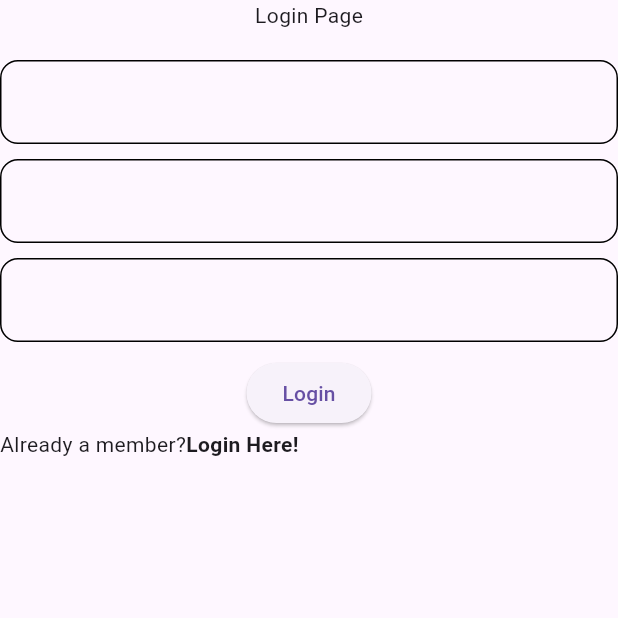
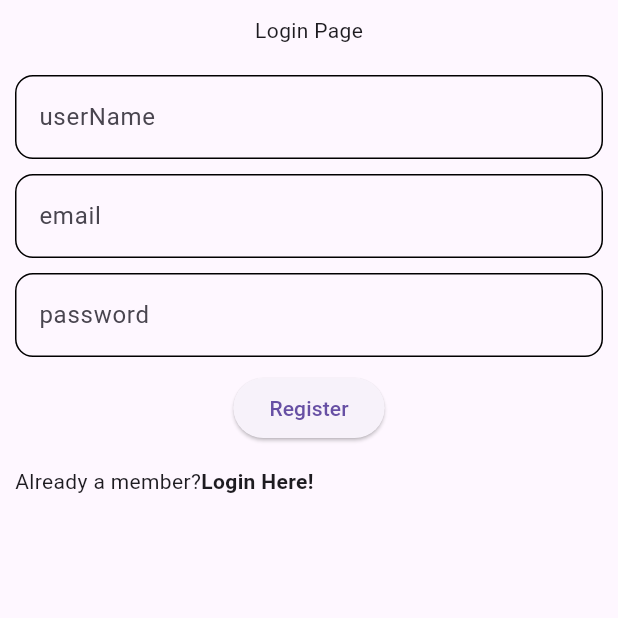
Before and after one commit to Prasannata1Baniya/food_delivery_app, a Flutter app: the screen it shows after launch, after a tap on "Register Here!", on a phone screen of 412 x 824 dp, the top half of it. Run offline on Flutter 3.47's test engine with Material 3 defaults, Android fonts, the phone set to English and light mode, and no system bars; our stand-ins replace cloud_firestore, curved_navigation_bar, equatable, firebase_auth, firebase_core, firebase_storage and 2 more; accounts and stored records are empty.

Commit message:
Initial Commit

```diff
--- a/lib/features/auth/presentation/pages/login_page.dart
+++ b/lib/features/auth/presentation/pages/login_page.dart
@@ -1,5 +1,6 @@
 import 'package:e_commerce_app/features/auth/presentation/cubits/auth_cubit.dart';
 import 'package:e_commerce_app/features/auth/presentation/widgets/text_field.dart';
+import 'package:e_commerce_app/features/constants/text_font.dart';
 import 'package:flutter/material.dart';
 import 'package:flutter_bloc/flutter_bloc.dart';
 
@@ -17,8 +18,8 @@ class _LoginPageState extends State<LoginPage> {
   final TextEditingController passwordController=TextEditingController();
 
   void login(){
-    final String email=emailController.text;
-    final String password=passwordController.text;
+    final String email=emailController.text.trim();
+    final String password=passwordController.text.trim();
 
     final authCubit=context.read<AuthCubit>();
     if(email.isNotEmpty && password.isNotEmpty){
@@ -64,14 +65,18 @@ class _LoginPageState extends State<LoginPage> {
     );
     }
 
-    Column mobile(){
-    return Column(
+    Container mobile(){
+    return Container(
+      margin:const  EdgeInsets.all(10),
+      child: Column(
         children: [
-        const Text("Login Page"),
+           Text("Login Page",style: BoldTextStyle.poppins,),
           const SizedBox(height: 20,),
-        textField(false, emailController),
+          const Text("Email"),
+          textField(false, emailController,'email'),
           const SizedBox(height: 10,),
-        textField(true, passwordController),
+          const Text("Password"),
+          textField(true, passwordController,'password'),
           const SizedBox(height: 10,),
           ElevatedButton(
               onPressed: login,
@@ -82,11 +87,13 @@ class _LoginPageState extends State<LoginPage> {
               const Text("Not register?"),
               GestureDetector(
                   onTap: widget.onTap,
-                child: const Text("Register Here!")
+                  child: const Text("Register Here!",
+                    style: TextStyle(fontWeight: FontWeight.bold),)
               ),
             ],
           )
         ],
+      ),
     );
     }
   }
--- a/lib/features/auth/presentation/pages/sign_up_page.dart
+++ b/lib/features/auth/presentation/pages/sign_up_page.dart
@@ -17,9 +17,9 @@ class _RegisterPageState extends State<RegisterPage> {
   final TextEditingController passwordController = TextEditingController();
 
   void register() {
-    final name = nameController.text;
-    final email = nameController.text;
-    final password = nameController.text;
+    final name = nameController.text.trim();
+    final email = nameController.text.trim();
+    final password = nameController.text.trim();
     final authCubit = context.read<AuthCubit>();
 
     if (name.isNotEmpty && email.isNotEmpty && password.isNotEmpty) {
@@ -62,22 +62,26 @@ class _RegisterPageState extends State<RegisterPage> {
     );
   }
 
-  Column mobile() {
-    return Column(
+  Container mobile() {
+    return Container(
+      margin: const EdgeInsets.all(10),
+      child: Column(
           children: [
             const Text("Login Page"),
             const SizedBox(height: 20,),
-          textField(false, nameController),
+            textField(false, nameController,'userName'),
             const SizedBox(height: 10,),
-          textField(false, emailController),
+            textField(false, emailController,'email'),
             const SizedBox(height: 10,),
-          textField(true, passwordController),
+            textField(true, passwordController,'password'),
             const SizedBox(height: 10,),
             ElevatedButton(
                 onPressed: register,
-              child: const Text("Login")
+                child: const Text("Register")
             ),
+            const SizedBox(height: 15,),
             Row(
+              crossAxisAlignment: CrossAxisAlignment.center,
               children: [
                 const Text("Already a member?"),
                 GestureDetector(
@@ -88,6 +92,7 @@ class _RegisterPageState extends State<RegisterPage> {
                 ),
               ],
             ),
-        ]);
+          ]),
+    );
   }
 }
--- a/lib/features/auth/presentation/widgets/text_field.dart
+++ b/lib/features/auth/presentation/widgets/text_field.dart
@@ -1,11 +1,13 @@
 
 import 'package:flutter/material.dart';
 
-TextField textField(bool obscureText,controller){
+TextField textField(bool obscureText,controller,String hText){
   return TextField(
     obscureText: obscureText,
    controller: controller,
+
    decoration: InputDecoration(
+     hintText: hText,
      enabledBorder: OutlineInputBorder(
        borderSide:const  BorderSide(
          color: Colors.black,
```
Lines whose indentation alone changed are shown as unchanged.
